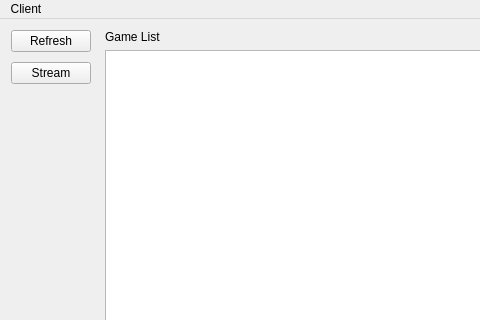
Before: the Qt Designer form client/client.ui in HackerSchool/r2p, drawn with Qt 5; both pictures show x 0 to 480 and y 0 to 320 of the 613 by 574 pixel window.
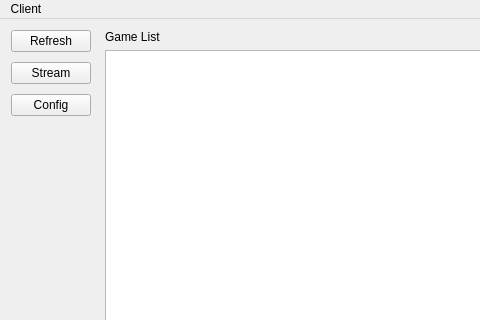
After: the same form once the commit is applied. Icons and pictures are not drawn.

Commit message: serialize gameList, new network config button

```diff
--- a/client/client.ui
+++ b/client/client.ui
@@ -47,6 +47,13 @@
          </property>
         </widget>
        </item>
+       <item>
+        <widget class="QPushButton" name="configButton">
+         <property name="text">
+          <string>Config</string>
+         </property>
+        </widget>
+       </item>
        <item>
         <spacer name="verticalSpacer">
          <property name="orientation">
```
Left out of the diff: 4 changed lines with no effect on the pictures. The commit also changes 8 other files.
